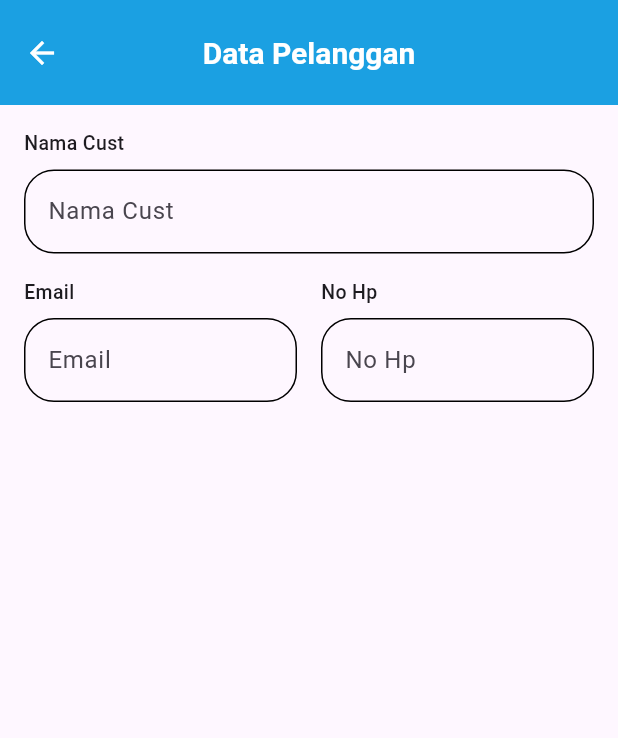
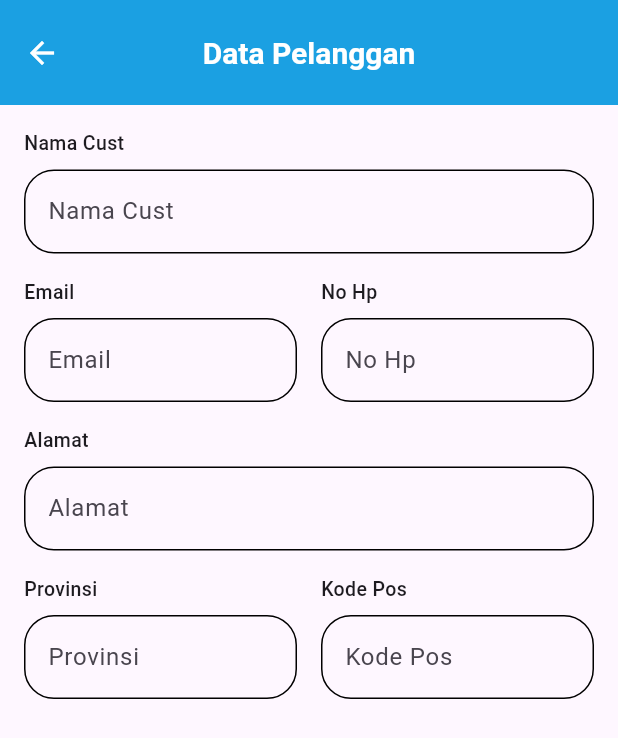
Before and after one commit to AbrarImamSatria/20220140042_UCP1Flutter, a Flutter app: the PelangganPage screen opened directly, on a phone screen of 412 x 824 dp. Shown: the top 738 px of the screen. Run offline on Flutter 3.47's test engine with Material 3 defaults, Android fonts, the phone set to English and light mode, and no system bars; statements that could not run were skipped.

Commit message:
membuat tampilan text form field alamat, provinsi dan kode post cust

```diff
--- a/lib/data_pelanggan/pelanggan_page.dart
+++ b/lib/data_pelanggan/pelanggan_page.dart
@@ -186,6 +186,132 @@ class _PelangganPageState extends State<PelangganPage> {
                     ),
                   ],
                 ),
+                const SizedBox(height: 16),
+
+                const Text(
+                  'Alamat',
+                  style: TextStyle(fontSize: 13, fontWeight: FontWeight.w500),
+                ),
+                const SizedBox(height: 8),
+                TextFormField(
+                  controller: alamatController,
+                  decoration: InputDecoration(
+                    hintText: 'Alamat',
+                    enabledBorder: OutlineInputBorder(
+                      borderRadius: BorderRadius.circular(20),
+                    ),
+                    focusedBorder: OutlineInputBorder(
+                      borderRadius: BorderRadius.circular(20),
+                      borderSide: BorderSide(color: Colors.blue),
+                    ),
+                    errorBorder: OutlineInputBorder(
+                      borderRadius: BorderRadius.circular(20),
+                      borderSide: BorderSide(color: Colors.red),
+                    ),
+                    focusedErrorBorder: OutlineInputBorder(
+                      borderRadius: BorderRadius.circular(20),
+                      borderSide: BorderSide(color: Colors.red),
+                    ),
+                  ),
+                  validator: (value) {
+                    if (value == null || value.isEmpty) {
+                      return 'Alamat tidak boleh kosong';
+                    }
+                    return null;
+                  },
+                ),
+                const SizedBox(height: 16),
+
+                Row(
+                  children: [
+                    Expanded(
+                      child: Column(
+                        crossAxisAlignment: CrossAxisAlignment.start,
+                        children: [
+                          const Text(
+                            'Provinsi',
+                            style: TextStyle(
+                              fontSize: 13,
+                              fontWeight: FontWeight.w500,
+                            ),
+                          ),
+                          const SizedBox(height: 8),
+                          TextFormField(
+                            controller: provinsiController,
+                            decoration: InputDecoration(
+                              hintText: 'Provinsi',
+                              enabledBorder: OutlineInputBorder(
+                                borderRadius: BorderRadius.circular(20),
+                              ),
+                              focusedBorder: OutlineInputBorder(
+                                borderRadius: BorderRadius.circular(20),
+                                borderSide: BorderSide(color: Colors.blue),
+                              ),
+                              errorBorder: OutlineInputBorder(
+                                borderRadius: BorderRadius.circular(20),
+                                borderSide: BorderSide(color: Colors.red),
+                              ),
+                              focusedErrorBorder: OutlineInputBorder(
+                                borderRadius: BorderRadius.circular(20),
+                                borderSide: BorderSide(color: Colors.red),
+                              ),
+                            ),
+                            validator: (value) {
+                              if (value == null || value.isEmpty) {
+                                return 'Provinsi tidak boleh kosong';
+                              }
+                              return null;
+                            },
+                          ),
+                        ],
+                      ),
+                    ),
+                    const SizedBox(width: 16),
+                    Expanded(
+                      child: Column(
+                        crossAxisAlignment: CrossAxisAlignment.start,
+                        children: [
+                          const Text(
+                            'Kode Pos',
+                            style: TextStyle(
+                              fontSize: 13,
+                              fontWeight: FontWeight.w500,
+                            ),
+                          ),
+                          const SizedBox(height: 8),
+                          TextFormField(
+                            controller: kodePosController,
+                            decoration: InputDecoration(
+                              hintText: 'Kode Pos',
+                              enabledBorder: OutlineInputBorder(
+                                borderRadius: BorderRadius.circular(20),
+                              ),
+                              focusedBorder: OutlineInputBorder(
+                                borderRadius: BorderRadius.circular(20),
+                                borderSide: BorderSide(color: Colors.blue),
+                              ),
+                              errorBorder: OutlineInputBorder(
+                                borderRadius: BorderRadius.circular(20),
+                                borderSide: BorderSide(color: Colors.red),
+                              ),
+                              focusedErrorBorder: OutlineInputBorder(
+                                borderRadius: BorderRadius.circular(20),
+                                borderSide: BorderSide(color: Colors.red),
+                              ),
+                            ),
+                            keyboardType: TextInputType.number,
+                            validator: (value) {
+                              if (value == null || value.isEmpty) {
+                                return 'Kode pos tidak boleh kosong';
+                              }
+                              return null;
+                            },
+                          ),
+                        ],
+                      ),
+                    ),
+                  ],
+                ),
               ],
             ),
           ),
```
